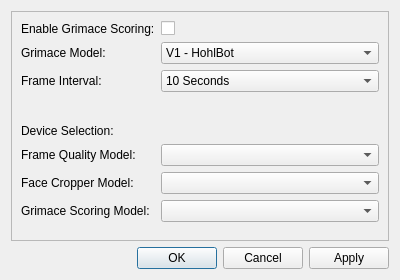
This is ui/DConfigureGrimaceScoring.ui in ETHZ-INS/Grimace-Box-Recorder as Qt 5 draws it before an edit. The edited form follows.
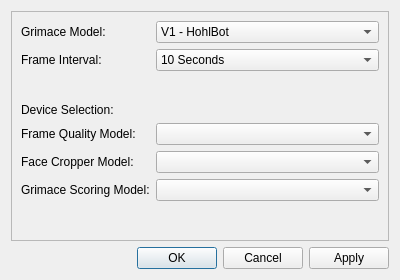
This is the edited form.

Diff of the .ui file:
```diff
--- a/ui/DConfigureGrimaceScoring.ui
+++ b/ui/DConfigureGrimaceScoring.ui
@@ -42,27 +42,13 @@
        <set>Qt::AlignLeading|Qt::AlignLeft|Qt::AlignTop</set>
       </property>
       <item row="0" column="0">
-       <widget class="QLabel" name="label_7">
-        <property name="text">
-         <string>Enable Grimace Scoring:</string>
-        </property>
-       </widget>
-      </item>
-      <item row="0" column="1">
-       <widget class="QCheckBox" name="chb_enable_grimace">
-        <property name="text">
-         <string/>
-        </property>
-       </widget>
-      </item>
-      <item row="1" column="0">
        <widget class="QLabel" name="label_2">
         <property name="text">
          <string>Grimace Model:</string>
         </property>
        </widget>
       </item>
-      <item row="1" column="1">
+      <item row="0" column="1">
        <widget class="QComboBox" name="dpd_grimace_model">
         <item>
          <property name="text">
@@ -71,14 +57,14 @@
         </item>
        </widget>
       </item>
-      <item row="2" column="0">
+      <item row="1" column="0">
        <widget class="QLabel" name="label_3">
         <property name="text">
          <string>Frame Interval:</string>
         </property>
        </widget>
       </item>
-      <item row="2" column="1">
+      <item row="1" column="1">
        <widget class="QComboBox" name="dpd_frame_interval">
         <item>
          <property name="text">
@@ -112,56 +98,7 @@
         </item>
        </widget>
       </item>
-      <item row="6" column="0">
-       <widget class="QLabel" name="label_6">
-        <property name="text">
-         <string>Face Cropper Model:</string>
-        </property>
-       </widget>
-      </item>
-      <item row="5" column="0">
-       <widget class="QLabel" name="label_4">
-        <property name="text">
-         <string>Frame Quality Model:</string>
-        </property>
-       </widget>
-      </item>
-      <item row="5" column="1">
-       <widget class="QComboBox" name="dpd_frame_quality_device">
-        <property name="toolTip">
-         <string>Select which device should be used to run the frame quality model</string>
-        </property>
-       </widget>
-      </item>
-      <item row="6" column="1">
-       <widget class="QComboBox" name="dpd_face_cropper_device">
-        <property name="toolTip">
-         <string>Select which device should be used to run the frame cropper model</string>
-        </property>
-       </widget>
-      </item>
-      <item row="7" column="1">
-       <widget class="QComboBox" name="dpd_grimace_scoring_device">
-        <property name="toolTip">
-         <string>Select which device should be used to run the grimace scoring model</string>
-        </property>
-       </widget>
-      </item>
-      <item row="7" column="0">
-       <widget class="QLabel" name="label_8">
-        <property name="text">
-         <string>Grimace Scoring Model:</string>
-        </property>
-       </widget>
-      </item>
-      <item row="4" column="0">
-       <widget class="QLabel" name="label_5">
-        <property name="text">
-         <string>Device Selection:</string>
-        </property>
-       </widget>
-      </item>
-      <item row="3" column="0">
+      <item row="2" column="0">
        <spacer name="verticalSpacer">
         <property name="orientation">
          <enum>Qt::Vertical</enum>
@@ -177,6 +114,55 @@
         </property>
        </spacer>
       </item>
+      <item row="3" column="0">
+       <widget class="QLabel" name="label_5">
+        <property name="text">
+         <string>Device Selection:</string>
+        </property>
+       </widget>
+      </item>
+      <item row="4" column="0">
+       <widget class="QLabel" name="label_4">
+        <property name="text">
+         <string>Frame Quality Model:</string>
+        </property>
+       </widget>
+      </item>
+      <item row="4" column="1">
+       <widget class="QComboBox" name="dpd_frame_quality_device">
+        <property name="toolTip">
+         <string>Select which device should be used to run the frame quality model</string>
+        </property>
+       </widget>
+      </item>
+      <item row="5" column="0">
+       <widget class="QLabel" name="label_6">
+        <property name="text">
+         <string>Face Cropper Model:</string>
+        </property>
+       </widget>
+      </item>
+      <item row="5" column="1">
+       <widget class="QComboBox" name="dpd_face_cropper_device">
+        <property name="toolTip">
+         <string>Select which device should be used to run the frame cropper model</string>
+        </property>
+       </widget>
+      </item>
+      <item row="6" column="0">
+       <widget class="QLabel" name="label_8">
+        <property name="text">
+         <string>Grimace Scoring Model:</string>
+        </property>
+       </widget>
+      </item>
+      <item row="6" column="1">
+       <widget class="QComboBox" name="dpd_grimace_scoring_device">
+        <property name="toolTip">
+         <string>Select which device should be used to run the grimace scoring model</string>
+        </property>
+       </widget>
+      </item>
      </layout>
     </widget>
    </item>
```
